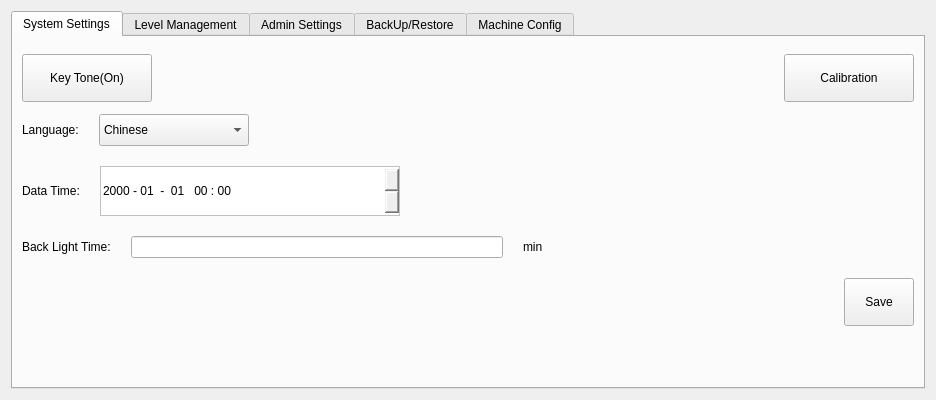
First picture: the form in hcsettings/ichcsystemsettingsframe.ui, repository GaussCheng/2-5AxisPunch, before the edit.
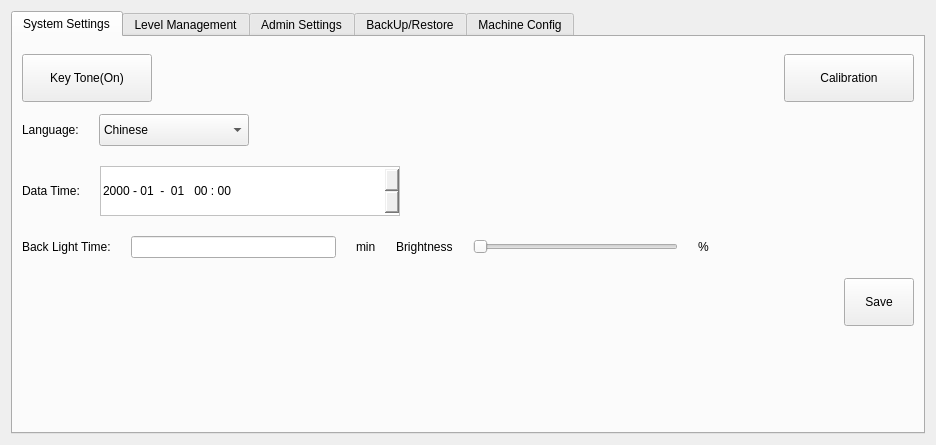
Second picture: the form after the edit. Icons and pictures are not drawn. Custom widgets are drawn as their Qt base class.

```diff
--- a/hcsettings/ichcsystemsettingsframe.ui
+++ b/hcsettings/ichcsystemsettingsframe.ui
@@ -7,7 +7,7 @@
     <x>0</x>
     <y>0</y>
     <width>936</width>
-    <height>400</height>
+    <height>445</height>
    </rect>
   </property>
   <property name="windowTitle">
@@ -261,6 +261,36 @@
            </property>
           </widget>
          </item>
+         <item>
+          <widget class="QLabel" name="label_36">
+           <property name="text">
+            <string>Brightness</string>
+           </property>
+          </widget>
+         </item>
+         <item>
+          <widget class="QSlider" name="brightnessSlider">
+           <property name="maximum">
+            <number>9</number>
+           </property>
+           <property name="pageStep">
+            <number>1</number>
+           </property>
+           <property name="orientation">
+            <enum>Qt::Horizontal</enum>
+           </property>
+           <property name="tickPosition">
+            <enum>QSlider::NoTicks</enum>
+           </property>
+          </widget>
+         </item>
+         <item>
+          <widget class="QLabel" name="label_38">
+           <property name="text">
+            <string>%</string>
+           </property>
+          </widget>
+         </item>
          <item>
           <spacer name="horizontalSpacer_4">
            <property name="orientation">
```
